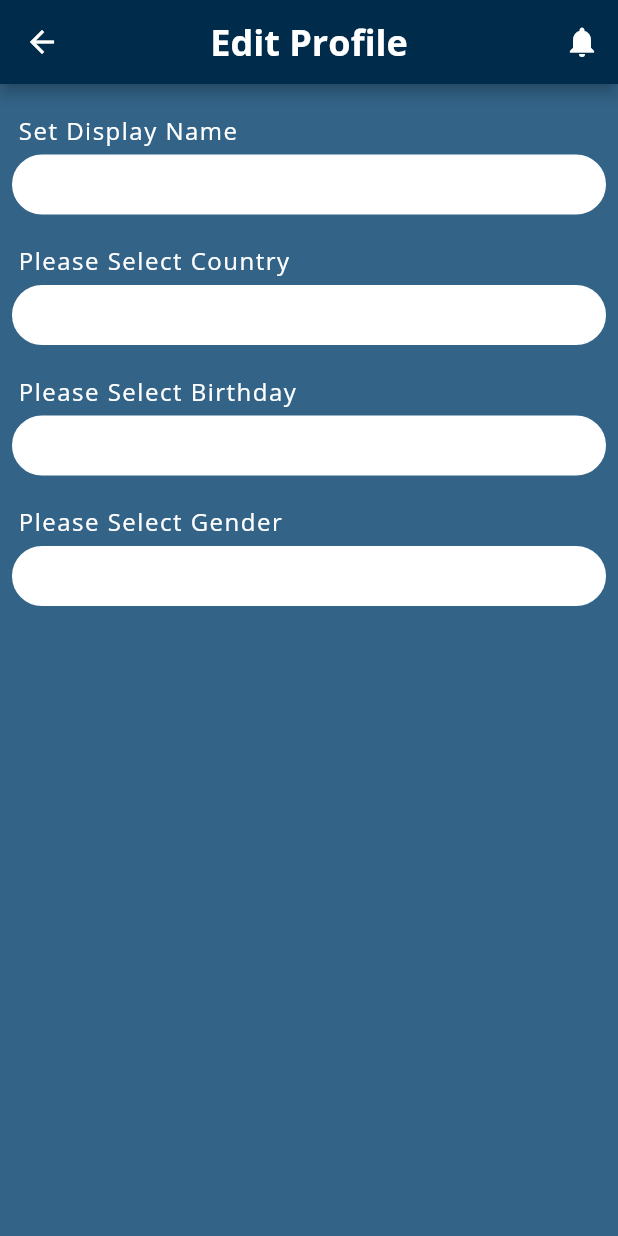
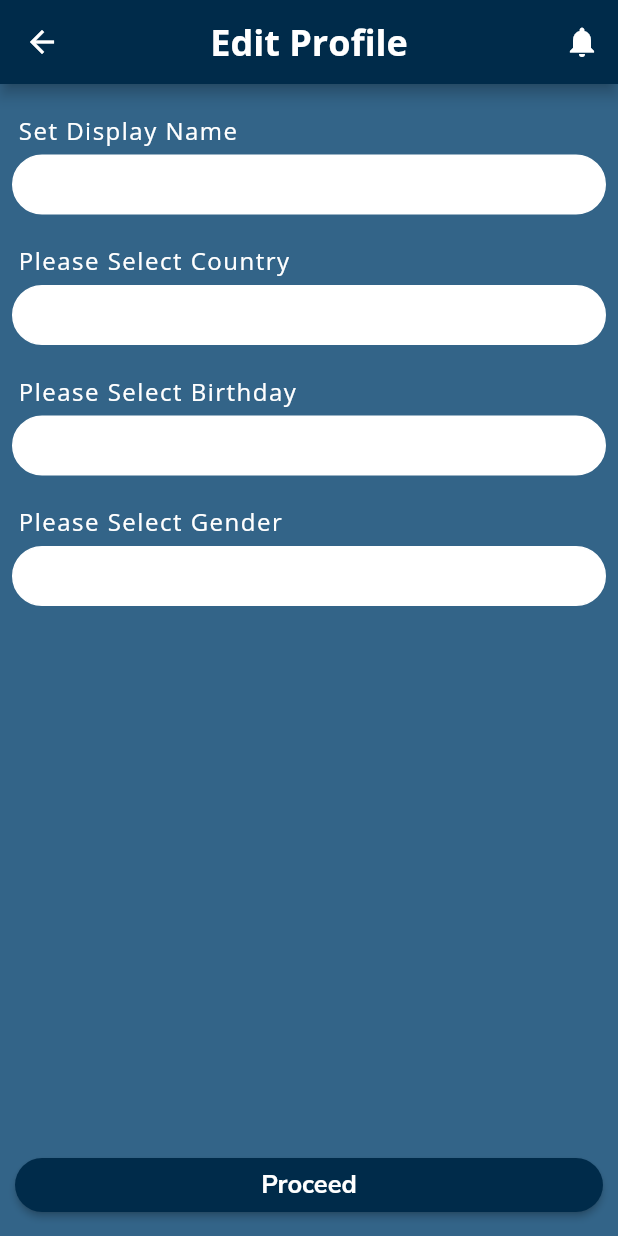
Before and after one commit to imbagalaxy1/ProfilePage, a Flutter app: the EditProfileScreen screen opened directly, on a phone screen of 412 x 824 dp. Run offline on Flutter 3.47's test engine with Material 2 defaults, Android fonts, the phone set to English and light mode, and no system bars; statements that could not run were skipped.

Commit message:
ProfilePage

```diff
--- a/lib/components/Profile_appbar.dart
+++ b/lib/components/Profile_appbar.dart
@@ -3,10 +3,10 @@ import 'dart:ui';
 import 'package:flutter/material.dart';
 import 'package:profile_page/components/NotificationPage.dart';
 
-class ProfileAppBar extends StatelessWidget implements PreferredSizeWidget {
+class profileAppBar extends StatelessWidget implements PreferredSizeWidget {
   final String title;
 
-  const ProfileAppBar({Key? key, required this.title}) : super(key: key);
+  const profileAppBar({Key? key, required this.title}) : super(key: key);
 
 
   @override
--- a/lib/screens/account_info_screen.dart
+++ b/lib/screens/ProfilePage/AccountInfoScreen.dart
@@ -1,7 +1,7 @@
 import 'dart:ui';
 
 import 'package:flutter/material.dart';
-import 'package:profile_page/components/Profile_appbar.dart';
+import 'package:profile_page/components/profile_appbar.dart';
 import 'package:profile_page/components/zoom_image_screen.dart';
 import 'package:profile_page/screens/edit_profile_screen.dart';
 
@@ -17,7 +17,7 @@ class _AccountInformationScreenState extends State<AccountInformationScreen> {
   Widget build(BuildContext context) {
     return Scaffold(
       backgroundColor: const Color(0xFF336488),
-      appBar: const ProfileAppBar(title: "Profile"),
+      appBar: const profileAppBar(title: "Profile"),
       body: Column(
         children: [
           const SizedBox(height: 10.0),
--- /dev/null
+++ b/lib/screens/ProfilePage/EditProfileScreen.dart
@@ -0,0 +1,93 @@
+import 'dart:ui';
+
+import 'package:flutter/material.dart';
+import 'package:profile_page/components/profile_appbar.dart';
+import 'package:profile_page/components/travelink_rounded_entry.dart';
+
+class EditProfileScreen extends StatefulWidget {
+  const EditProfileScreen({super.key});
+
+  @override
+  State<EditProfileScreen> createState() => _EditProfileScreenState();
+}
+
+class _EditProfileScreenState extends State<EditProfileScreen> {
+  @override
+  Widget build(BuildContext context) {
+    return Scaffold(
+      backgroundColor: const Color(0xFF336488),
+      appBar: const profileAppBar(title: "Edit Profile"),
+      body: Column(
+        children: [
+          Expanded(
+            child: ListView(
+                children: [
+                const SizedBox(height: 20.0),
+                buildContainer("Set Display Name"),
+                buildContainer("Please Select Country"),
+                buildContainer("Please Select Birthday"),
+                buildContainer("Please Select Gender"),
+              ],
+            ),
+          ),
+          Container(
+          width: double.infinity,
+          padding: const EdgeInsets.all(10.0),
+          child: ElevatedButton(
+            onPressed: () {
+              // Button's functionality here
+            },
+            style: ElevatedButton.styleFrom(
+              backgroundColor: const Color(0xFF002b4a),
+              shape: RoundedRectangleBorder(
+                borderRadius: BorderRadius.circular(20.0),
+                ),
+            ),
+            child: const Text(
+              'Proceed',
+              style: TextStyle(
+                fontSize: 17.0,
+                fontFamily: "Nunito Sans",
+                fontVariations: [
+                  FontVariation('wght', 700),
+                ],
+              ),
+              ),
+          ),
+        ),
+        ],
+      ),
+    );
+  }
+}
+Widget buildContainer(String labelText) {
+  return Column(
+      children: [
+        Padding(
+          padding: const EdgeInsets.symmetric(horizontal: 12.0),
+          child: Row(
+            children: [
+              Text(
+                labelText,
+                style: const TextStyle(
+                  fontSize: 16.0,
+                  letterSpacing: 1.0,
+                  color: Colors.white,
+                  fontFamily: "Open Sans",
+                   )
+                ),
+            ],
+          ),
+        ),
+        const SizedBox(height: 5.0),
+        Padding(
+          padding: const EdgeInsets.symmetric(horizontal: 8.0),
+          child: SizedBox(
+            height: 40.0,
+            child: TravelinkRoundedTextField(),
+          ),
+        ),
+        const SizedBox(height: 20.0),
+      ],
+    );
+}
--- a/lib/screens/health_records_screen.dart
+++ b/lib/screens/ProfilePage/HealthRecordsScreen.dart
@@ -1,7 +1,7 @@
 import 'dart:ui';
 
 import 'package:flutter/material.dart';
-import 'package:profile_page/components/Profile_appbar.dart';
+import 'package:profile_page/components/profile_appbar.dart';
 import 'package:profile_page/models/travel_history_model.dart';
 
 class HealthRecordScreen extends StatefulWidget {
@@ -16,7 +16,7 @@ class _HealthRecordScreenState extends State<HealthRecordScreen> {
   Widget build(BuildContext context) {
     return Scaffold(
       backgroundColor: const Color(0xFF336488),
-      appBar: const ProfileAppBar(title: "Profile"),
+      appBar: const profileAppBar(title: "Profile"),
       body: SafeArea(
         child: ListView(
           children: [
--- a/lib/screens/HelpCenterPage.dart
+++ b/lib/screens/ProfilePage/HelpCenterPage.dart
@@ -1,7 +1,7 @@
 import 'dart:ui';
 
 import 'package:flutter/material.dart';
-import 'package:profile_page/components/Profile_appbar.dart';
+import 'package:profile_page/components/profile_appbar.dart';
 import 'package:profile_page/components/travelink_rounded_entry.dart';
 import 'package:profile_page/models/articles_model.dart';
 import 'package:profile_page/models/faqs_model.dart';
@@ -17,7 +17,7 @@ class _HelpCenterPageState extends State<HelpCenterPage> {
   @override
   Widget build(BuildContext context) {
     return Scaffold(
-      appBar: const ProfileAppBar(title: "Profile"),
+      appBar: const profileAppBar(title: "Profile"),
       body: SafeArea(
         child: ListView(
           children: [
--- a/lib/screens/language_screen.dart
+++ b/lib/screens/ProfilePage/LanguageScreen.dart
@@ -1,7 +1,7 @@
 import 'dart:ui';
 
 import 'package:flutter/material.dart';
-import 'package:profile_page/components/Profile_appbar.dart';
+import 'package:profile_page/components/profile_appbar.dart';
 
 class LanguageScreen extends StatefulWidget {
   const LanguageScreen({Key? key}) : super(key: key);
@@ -34,7 +34,7 @@ class _LanguageScreenState extends State<LanguageScreen> {
   Widget build(BuildContext context) {
     return Scaffold(
       backgroundColor: const Color(0xFF336488),
-      appBar: const ProfileAppBar(title: "Profile"),
+      appBar: const profileAppBar(title: "Profile"),
       body: Column(
         children: [
           const SizedBox(height: 10.0,),
--- a/lib/screens/passwordsecurity_screen.dart
+++ b/lib/screens/ProfilePage/PassSecurityScreen.dart
@@ -1,7 +1,7 @@
 import 'dart:ui';
 
 import 'package:flutter/material.dart';
-import 'package:profile_page/components/Profile_appbar.dart';
+import 'package:profile_page/components/profile_appbar.dart';
 
 class SecurityScreen extends StatefulWidget {
   const SecurityScreen({super.key});
@@ -14,7 +14,7 @@ class _SecurityScreenState extends State<SecurityScreen> {
   @override
   Widget build(BuildContext context) {
     return Scaffold(
-      appBar: const ProfileAppBar(title: "Profile"),
+      appBar: const profileAppBar(title: "Profile"),
       backgroundColor: const Color(0xFF336488),
       body: Padding(
         padding: const EdgeInsets.all(8.0),
--- a/lib/screens/sample_screen.dart
+++ b/lib/screens/ProfilePage/SampleScreen.dart
@@ -1,5 +1,5 @@
 import 'package:flutter/material.dart';
-import 'package:profile_page/components/Profile_appbar.dart';
+import 'package:profile_page/components/profile_appbar.dart';
 
 class SampleScreen extends StatefulWidget{
   const SampleScreen({super.key});
@@ -12,7 +12,7 @@ class _SampleScreenState extends State<SampleScreen> {
   @override
   Widget build(BuildContext context) {
     return Scaffold(
-      appBar: const ProfileAppBar(title: "Profile"),
+      appBar: const profileAppBar(title: "Profile"),
     );
   }
 }
--- a/lib/screens/edit_profile_screen.dart
+++ /dev/null
@@ -1,60 +0,0 @@
-import 'package:flutter/material.dart';
-import 'package:profile_page/components/Profile_appbar.dart';
-import 'package:profile_page/components/travelink_rounded_entry.dart';
-
-class EditProfileScreen extends StatefulWidget {
-  const EditProfileScreen({super.key});
-
-  @override
-  State<EditProfileScreen> createState() => _EditProfileScreenState();
-}
-
-class _EditProfileScreenState extends State<EditProfileScreen> {
-  @override
-  Widget build(BuildContext context) {
-    return Scaffold(
-      backgroundColor: const Color(0xFF336488),
-      appBar: const ProfileAppBar(title: "Edit Profile"),
-      body: ListView(
-          children: [
-          const SizedBox(height: 20.0),
-          buildContainer("Set Display Name"),
-          buildContainer("Please Select Country"),
-          buildContainer("Please Select Birthday"),
-          buildContainer("Please Select Gender"),
-        ],
-      ),
-    );
-  }
-}
-Widget buildContainer(String labelText) {
-  return Column(
-      children: [
-        Padding(
-          padding: const EdgeInsets.symmetric(horizontal: 12.0),
-          child: Row(
-            children: [
-              Text(
-                labelText,
-                style: const TextStyle(
-                  fontSize: 16.0,
-                  letterSpacing: 1.0,
-                  color: Colors.white,
-                  fontFamily: "Open Sans",
-                   )
-                ),
-            ],
-          ),
-        ),
-        const SizedBox(height: 5.0),
-        Padding(
-          padding: const EdgeInsets.symmetric(horizontal: 8.0),
-          child: SizedBox(
-            height: 40.0,
-            child: TravelinkRoundedTextField(),
-          ),
-        ),
-        const SizedBox(height: 20.0),
-      ],
-    );
-}
```
Also changed, not shown: lib/screens/ProfilePage/ProfilePageScreen.dart (renamed from lib/screens/profilepage_screen.dart, +10 -10 lines), lib/screens/ProfilePage/TravelHistoryScreen.dart (renamed from lib/screens/travelhistory_screen.dart, +3 -6 lines), lib/screens/ProfilePage/models/articles_model.dart (renamed from lib/models/articles_model.dart), lib/screens/ProfilePage/models/faqs_model.dart (renamed from lib/models/faqs_model.dart), lib/screens/ProfilePage/models/travel_history_model.dart (renamed from lib/models/travel_history_model.dart), lib/screens/ProfilePage/zoom_image_screen.dart (renamed from lib/components/zoom_image_screen.dart).
